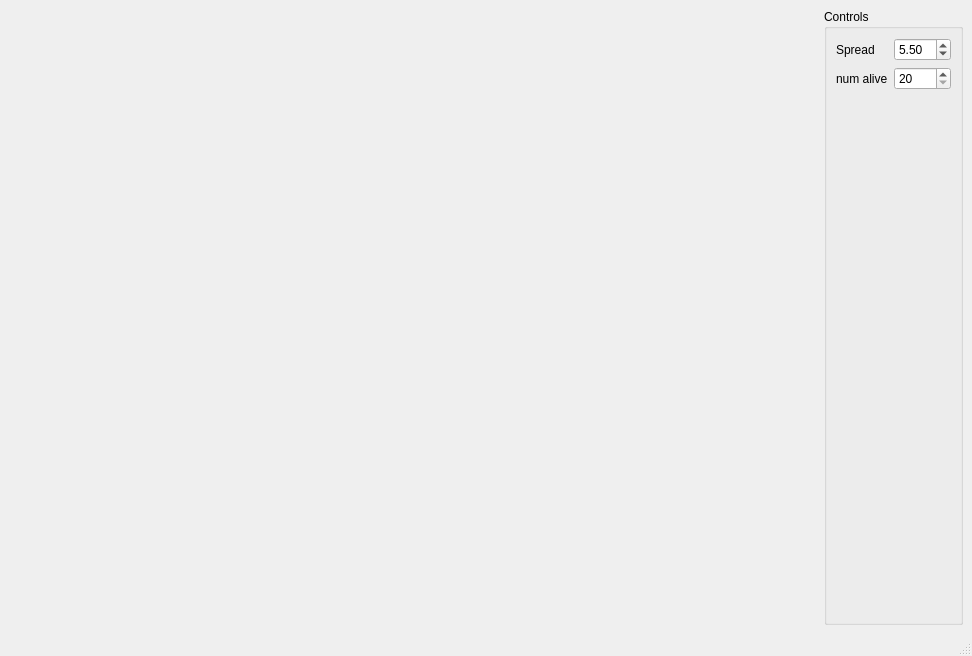
First picture: the form in ParticleQt/ui/MainWindow.ui, repository NCCA/aselabs2425-jmacey, before the edit.
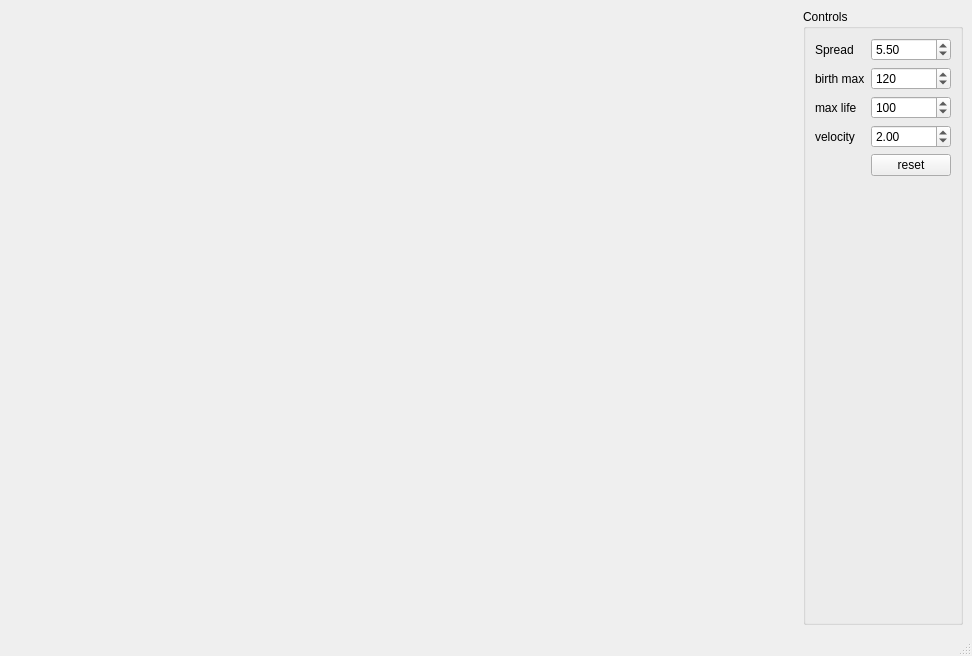
Second picture: the form after the edit.

Diff of the .ui file:
```diff
--- a/ParticleQt/ui/MainWindow.ui
+++ b/ParticleQt/ui/MainWindow.ui
@@ -57,7 +57,7 @@
        <item row="1" column="0">
         <widget class="QLabel" name="label_2">
          <property name="text">
-          <string>num alive</string>
+          <string>birth max</string>
          </property>
         </widget>
        </item>
@@ -68,6 +68,53 @@
          </property>
          <property name="maximum">
           <number>2000</number>
+         </property>
+         <property name="value">
+          <number>120</number>
+         </property>
+        </widget>
+       </item>
+       <item row="2" column="0">
+        <widget class="QLabel" name="label_3">
+         <property name="text">
+          <string>max life</string>
+         </property>
+        </widget>
+       </item>
+       <item row="2" column="1">
+        <widget class="QSpinBox" name="maxLife">
+         <property name="minimum">
+          <number>10</number>
+         </property>
+         <property name="maximum">
+          <number>1000</number>
+         </property>
+         <property name="value">
+          <number>100</number>
+         </property>
+        </widget>
+       </item>
+       <item row="3" column="0">
+        <widget class="QLabel" name="label_4">
+         <property name="text">
+          <string>velocity</string>
+         </property>
+        </widget>
+       </item>
+       <item row="3" column="1">
+        <widget class="QDoubleSpinBox" name="velocity">
+         <property name="maximum">
+          <double>20.000000000000000</double>
+         </property>
+         <property name="value">
+          <double>2.000000000000000</double>
+         </property>
+        </widget>
+       </item>
+       <item row="4" column="1">
+        <widget class="QPushButton" name="reset">
+         <property name="text">
+          <string>reset</string>
          </property>
         </widget>
        </item>
```
